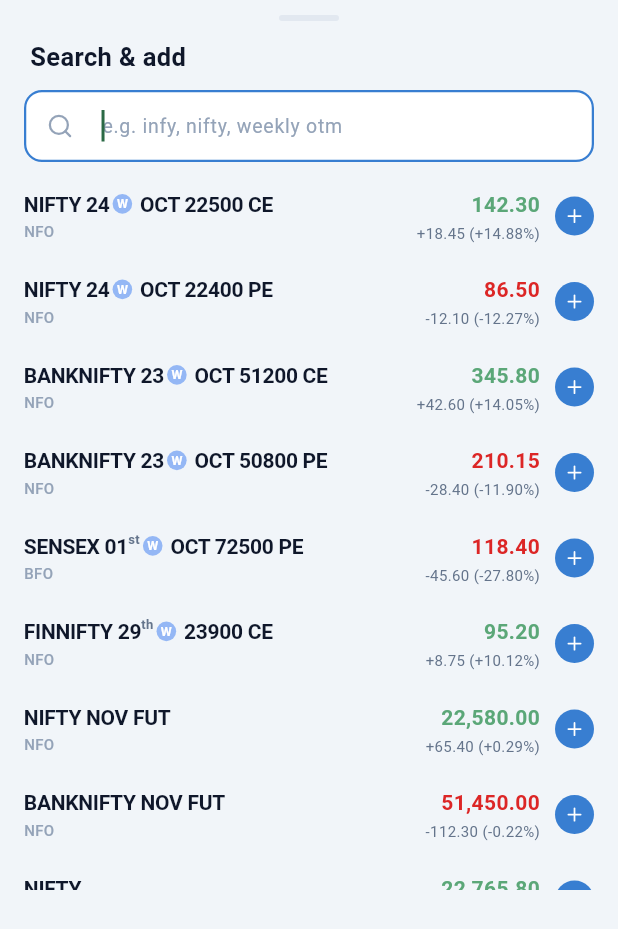
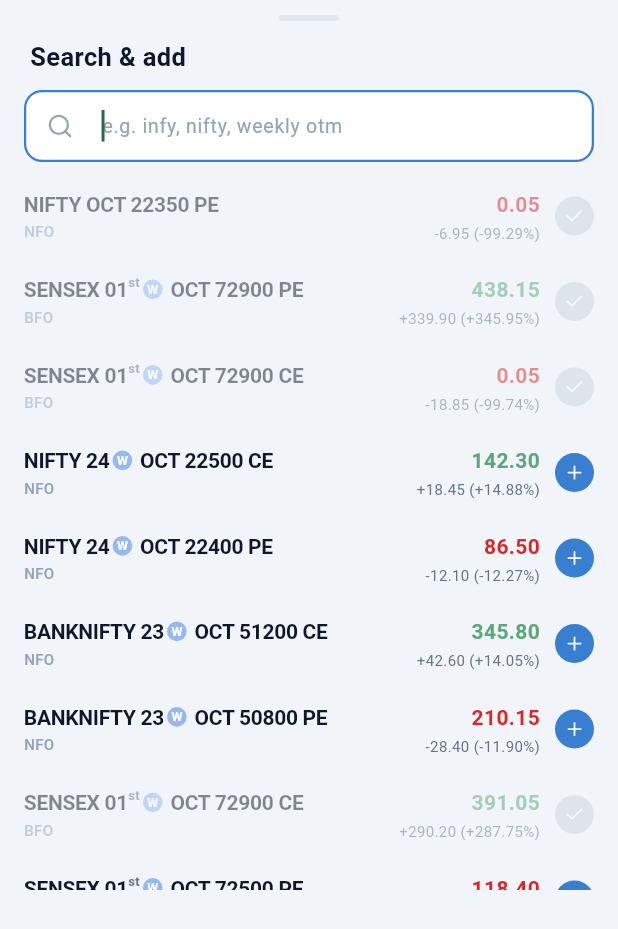
Before and after one commit to Arifspj/papertrading, a Flutter app: the _SearchSheet widget shown alone on an empty page, opened directly, on a phone screen of 412 x 824 dp. Shown: the top 929 px of the screen. Run offline on Flutter 3.47's test engine with Material 3 defaults, Android fonts, the phone set to English and light mode, and no system bars; our stand-ins replace lucide_icons_flutter.

Commit message:
Unify symbols in watchlist search and add

```diff
--- a/lib/repositories/watchlist_repository.dart
+++ b/lib/repositories/watchlist_repository.dart
@@ -1,11 +1,17 @@
+import '../core/utils/symbol_formatter.dart';
 import '../models/watchlist.dart';
 
 /// Contract for watchlist quote data.
 abstract class WatchlistRepository {
   Future<List<WatchItem>> fetchWatchlist();
 
-  /// Symbols matching [query] that are not already on the watchlist.
+  /// Catalog symbols matching [query] (already-added ones are included so the
+  /// search sheet can show them as "Added"). Matching runs against the raw
+  /// symbol and the unified [SymbolParts] form, so `01st`, `01` and `24OCT`
+  /// style queries all resolve.
   List<WatchItem> searchSymbols(String query);
+
+  bool isAdded(String symbol);
 
   Future<void> addItem(WatchItem item);
 }
@@ -128,22 +134,40 @@
 
   @override
   List<WatchItem> searchSymbols(String query) {
-    final q = query.trim().toLowerCase();
-    final added = _items.map((e) => e.symbol.toLowerCase()).toSet();
+    final q = _compact(query);
+    if (q.isEmpty) return List.of(_catalog);
     return _catalog
-        .where((e) {
-          final symbol = e.symbol.toLowerCase();
-          if (added.contains(symbol)) return false;
-          return q.isEmpty || symbol.contains(q);
-        })
+        .where((e) =>
+            _compact(e.symbol).contains(q) ||
+            _compact(_displayForm(e.symbol)).contains(q))
         .toList();
   }
 
   @override
+  bool isAdded(String symbol) => _items.any((e) => e.symbol == symbol);
+
+  @override
   Future<void> addItem(WatchItem item) async {
     await Future<void>.delayed(const Duration(milliseconds: 150));
-    if (!_items.any((e) => e.symbol == item.symbol)) {
+    if (!isAdded(item.symbol)) {
       _items.add(item);
     }
   }
+
+  /// How the unified renderer displays a symbol, e.g. `SENSEX 01st OCT ...`.
+  static String _displayForm(String symbol) {
+    final p = SymbolParts.parse(symbol);
+    return [
+      p.underlying,
+      if (p.day != null) p.day!,
+      if (p.ordinal != null) p.ordinal!,
+      if (p.month != null) p.month!,
+      if (p.strike != null) p.strike!,
+      if (p.instrumentType != null) p.instrumentType!,
+    ].join(' ');
+  }
+
+  /// Lower-case alphanumeric-only form so spacing/format never blocks a match.
+  static String _compact(String value) =>
+      value.toLowerCase().replaceAll(RegExp(r'[^a-z0-9]'), '');
 }
--- a/lib/screens/watchlist/widgets/watchlist_search_sheet.dart
+++ b/lib/screens/watchlist/widgets/watchlist_search_sheet.dart
@@ -150,6 +150,7 @@
                         final item = _results[i];
                         return _ResultRow(
                           item: item,
+                          added: _repo.isAdded(item.symbol),
                           onAdd: () => _add(item),
                         );
                       },
@@ -164,17 +165,24 @@
 
 class _ResultRow extends StatelessWidget {
   final WatchItem item;
+  final bool added;
   final VoidCallback onAdd;
 
-  const _ResultRow({required this.item, required this.onAdd});
+  const _ResultRow({
+    required this.item,
+    required this.added,
+    required this.onAdd,
+  });
 
   @override
   Widget build(BuildContext context) {
     final gain = item.isGain;
     final color =
         gain ? TradePalette.positiveGreen : TradePalette.negativeRed;
-    return InkWell(
-      onTap: onAdd,
+    return Opacity(
+      opacity: added ? 0.5 : 1,
+      child: InkWell(
+        onTap: added ? null : onAdd,
         child: Padding(
           padding: const EdgeInsets.fromLTRB(16, 10, 16, 10),
           child: Row(
@@ -225,13 +233,15 @@
               Container(
                 width: 26,
                 height: 26,
-              decoration: const BoxDecoration(
-                color: TradePalette.primary,
+                decoration: BoxDecoration(
+                  color: added
+                      ? TradePalette.slate300
+                      : TradePalette.primary,
                   shape: BoxShape.circle,
                 ),
                 alignment: Alignment.center,
-              child: const Icon(
-                LucideIcons.plus,
+                child: Icon(
+                  added ? LucideIcons.check : LucideIcons.plus,
                   size: 14,
                   color: Colors.white,
                 ),
@@ -239,6 +249,7 @@
             ],
           ),
         ),
+      ),
     );
   }
 }
--- a/pubspec.yaml
+++ b/pubspec.yaml
@@ -16,7 +16,7 @@
 # https://developer.apple.com/library/archive/documentation/General/Reference/InfoPlistKeyReference/Articles/CoreFoundationKeys.html
 # In Windows, build-name is used as the major, minor, and patch parts
 # of the product and file versions while build-number is used as the build suffix.
-version: 1.0.9+1
+version: 1.0.10+1
 
 environment:
   sdk: ^3.10.0
```
Lines whose indentation alone changed are shown as unchanged.
